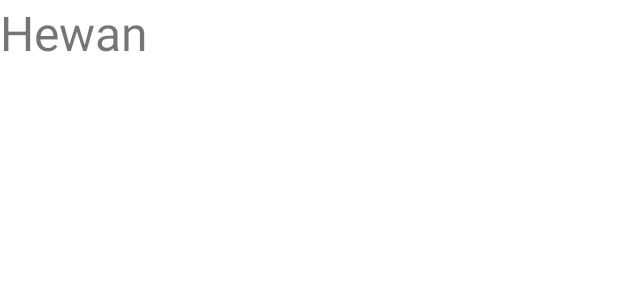
After one commit to Reyhan05/RecyclerView, an Android app: the layout animal_item.xml on its own in the app's theme, with its tools: preview values and no code run, on a phone screen of 412 x 824 dp. The commit adds this screen. Shown: the top 300 px of the screen. Run offline under Robolectric (Android 15) with nearby library versions, the phone set to English and light mode, and no system bars.

Commit message:
Connect the recyclerView

```diff
--- a/app/build.gradle
+++ b/app/build.gradle
@@ -29,6 +29,9 @@ android {
     kotlinOptions {
         jvmTarget = '1.8'
     }
+    buildFeatures{
+        viewBinding true
+    }
 }
 
 dependencies {
--- /dev/null
+++ b/app/src/main/res/layout/animal_item.xml
@@ -0,0 +1,13 @@
+<?xml version="1.0" encoding="utf-8"?>
+<FrameLayout xmlns:android="http://schemas.android.com/apk/res/android"
+    android:layout_width="match_parent"
+    android:layout_height="wrap_content">
+
+    <TextView
+        android:id="@+id/tvAnimalText"
+        android:layout_width="wrap_content"
+        android:layout_height="wrap_content"
+        android:text="Hewan"
+        android:textSize="32sp" />
+
+</FrameLayout>
```
Also changed, not shown: app/src/main/java/com/reyhan/myapplication/firstrecyclerview/AnimalAdapter.kt (+31 -1 lines), app/src/main/java/com/reyhan/myapplication/firstrecyclerview/AnimalModel.kt (+8 -1 lines), app/src/main/res/layout/activity_first.xml (+10 -2 lines).
